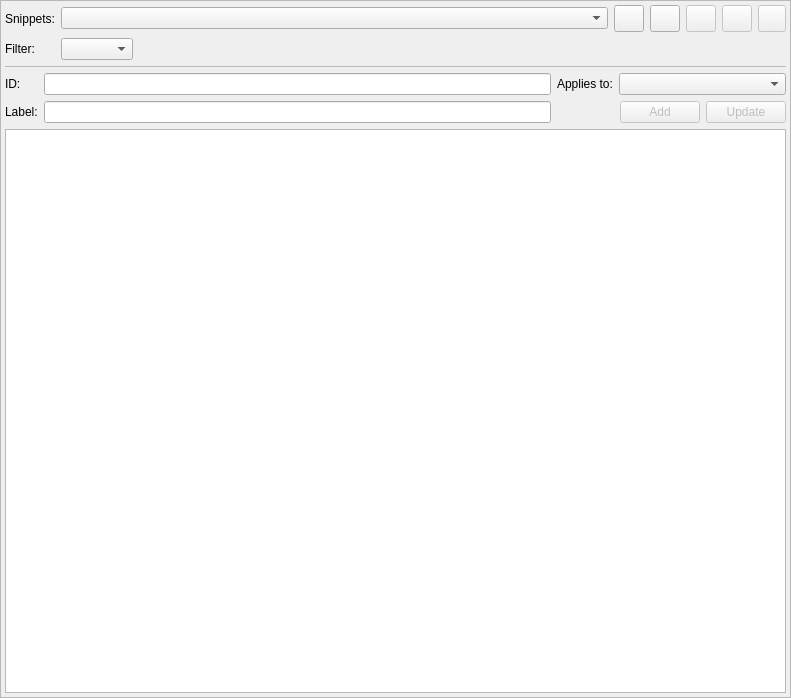
First picture: the form in libpgmodeler_ui/ui/snippetsconfigwidget.ui, repository pgmodeler/pgmodeler, before the edit.
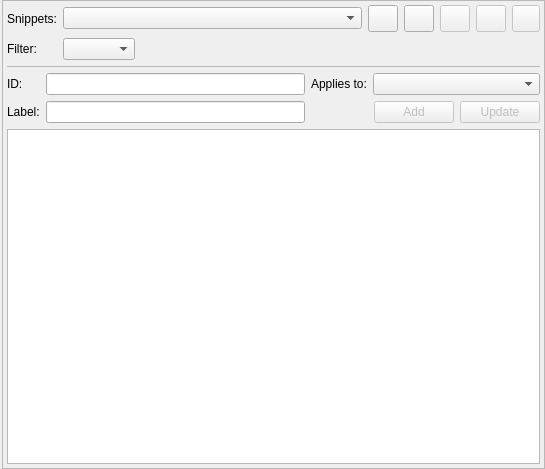
Second picture: the form after the edit. Icons and pictures are not drawn.

```diff
--- a/libpgmodeler_ui/ui/snippetsconfigwidget.ui
+++ b/libpgmodeler_ui/ui/snippetsconfigwidget.ui
@@ -6,8 +6,8 @@
    <rect>
     <x>0</x>
     <y>0</y>
-    <width>791</width>
-    <height>698</height>
+    <width>545</width>
+    <height>469</height>
    </rect>
   </property>
   <property name="windowTitle">
@@ -15,7 +15,7 @@
   </property>
   <layout class="QGridLayout" name="gridLayout_3">
    <property name="leftMargin">
-    <number>0</number>
+    <number>2</number>
    </property>
    <property name="topMargin">
     <number>0</number>
```
